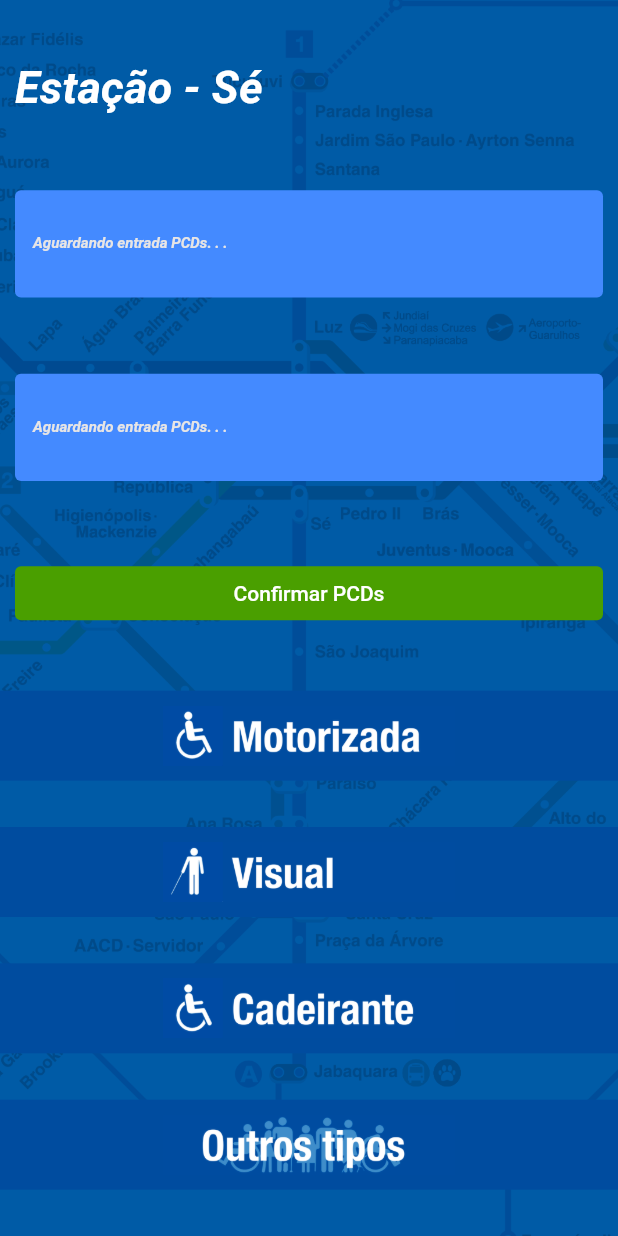
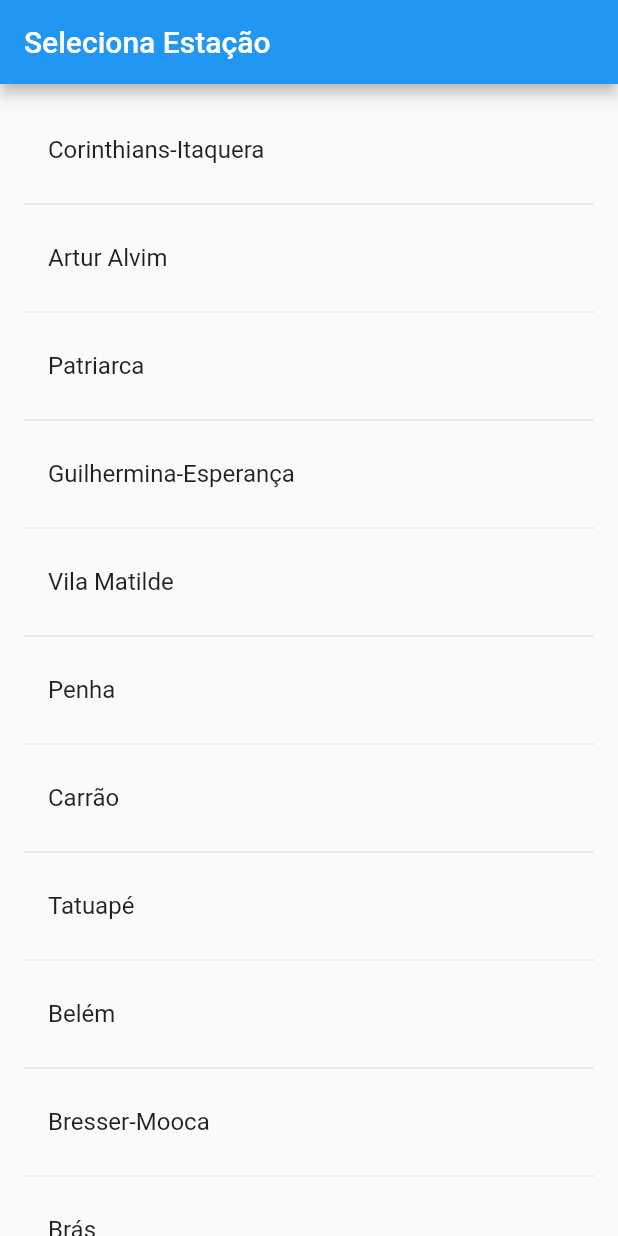
Before and after one commit to Rodnew/pcdmetro-master_1, a Flutter app: the screen it shows after launch, after a tap on "Entrar", on a phone screen of 412 x 824 dp. Run offline on Flutter 3.47's test engine with Material 2 defaults, Android fonts, the phone set to English and light mode, and no system bars; our stand-ins replace animated_text_kit, mask_text_input_formatter.

Commit message:
atualização

```diff
--- a/lib/HomeEstacao.dart
+++ b/lib/HomeEstacao.dart
@@ -34,7 +34,7 @@
               width: 500,
               child: Padding(
                 padding: EdgeInsets.all(10),
-                child: Text(
+                /*child: Text(
                   "Estação - Sé", //aqui tem que puxar da informação do login
                   textAlign: TextAlign.left,
                   style: TextStyle(
@@ -42,7 +42,7 @@
                       fontSize: 30,
                       fontWeight: FontWeight.w700,
                       fontStyle: FontStyle.italic),
-                ),
+                ),*/
               ),
             ),
             SizedBox(
--- /dev/null
+++ b/lib/controller/estacaoController.dart
@@ -0,0 +1,17 @@
+import 'package:flutter/material.dart';
+import 'package:flutter/src/widgets/container.dart';
+import 'package:flutter/src/widgets/framework.dart';
+import 'package:pcdmetro/models/estacao.dart';
+import 'package:pcdmetro/repositories/estacoes_repository.dart';
+import '../models/desembarque.dart';
+import '../models/embarque.dart';
+
+class EstacaoController {
+  late EstacoesRepository estacoesRepository;
+
+  List<Estacao> get tabela => estacoesRepository.estacoes;
+
+  EstacaoController() {
+    estacoesRepository = EstacoesRepository();
+  }
+}
--- /dev/null
+++ b/lib/models/desembarque.dart
@@ -0,0 +1,7 @@
+class Desembarque {
+  String trem;
+  String origem;
+  String pcd;
+
+  Desembarque({required this.pcd, required this.trem, required this.origem});
+}
--- /dev/null
+++ b/lib/models/embarque.dart
@@ -0,0 +1,7 @@
+class Embarque {
+  String trem;
+  String destino;
+  String pcd;
+
+  Embarque({required this.pcd, required this.trem, required this.destino});
+}
--- /dev/null
+++ b/lib/models/estacao.dart
@@ -0,0 +1,11 @@
+import 'desembarque.dart';
+import 'embarque.dart';
+
+class Estacao {
+  String nome;
+  String linha;
+  List<Desembarque> desembarques = [];
+  List<Embarque> embarques = [];
+
+  Estacao({required this.nome, required this.linha});
+}
--- /dev/null
+++ b/lib/repositories/estacoes_repository.dart
@@ -0,0 +1,44 @@
+import 'package:pcdmetro/models/estacao.dart';
+import 'package:flutter/material.dart';
+import '../models/desembarque.dart';
+import '../models/embarque.dart';
+
+class EstacoesRepository {
+  final List<Estacao> _estacoes = [];
+
+  get estacoes => this._estacoes;
+
+  void addEmbarque({required Estacao estacao, required Embarque embarque}) {
+    estacao.embarques.add(embarque);
+  }
+
+  void addDesembarque(
+      {required Estacao estacao, required Desembarque desembarque}) {
+    estacao.desembarques.add(desembarque);
+  }
+
+  EstacoesRepository() {
+    _estacoes.addAll(
+      [
+        Estacao(nome: 'Corinthians-Itaquera', linha: '3'),
+        Estacao(nome: 'Artur Alvim', linha: '3'),
+        Estacao(nome: 'Patriarca', linha: '3'),
+        Estacao(nome: 'Guilhermina-Esperança', linha: '3'),
+        Estacao(nome: 'Vila Matilde', linha: '3'),
+        Estacao(nome: 'Penha', linha: '3'),
+        Estacao(nome: 'Carrão', linha: '3'),
+        Estacao(nome: 'Tatuapé', linha: '3'),
+        Estacao(nome: 'Belém', linha: '3'),
+        Estacao(nome: 'Bresser-Mooca', linha: '3'),
+        Estacao(nome: 'Brás', linha: '3'),
+        Estacao(nome: 'Pedro II', linha: '3'),
+        Estacao(nome: 'Sé', linha: '3'),
+        Estacao(nome: 'Anhangabau', linha: '3'),
+        Estacao(nome: 'República', linha: '3'),
+        Estacao(nome: 'Santa Cecília', linha: '3'),
+        Estacao(nome: 'Marechal Deodoto', linha: '3'),
+        Estacao(nome: 'Palmeiras Barra Funda', linha: '3'),
+      ],
+    );
+  }
+}
--- /dev/null
+++ b/lib/selecionaEstacao.dart
@@ -0,0 +1,54 @@
+import 'package:flutter/material.dart';
+import 'package:flutter/src/widgets/container.dart';
+import 'package:flutter/src/widgets/framework.dart';
+import 'package:pcdmetro/controller/estacaoController.dart';
+import 'package:pcdmetro/estacaoPage.dart';
+import 'package:pcdmetro/models/estacao.dart';
+
+class SelecionaEstacao extends StatefulWidget {
+  SelecionaEstacao({super.key});
+
+  @override
+  State<SelecionaEstacao> createState() => _SelecionaEstacaoState();
+}
+
+class _SelecionaEstacaoState extends State<SelecionaEstacao> {
+  var controller;
+
+  @override
+  void initState() {
+    // TODO: implement initState
+    super.initState();
+    controller = EstacaoController();
+  }
+
+  @override
+  Widget build(BuildContext context) {
+    return Scaffold(
+      appBar: AppBar(
+        title: const Text('Seleciona Estação'),
+      ),
+      body: ListView.separated(
+        itemBuilder: (BuildContext contexto, int estacao) {
+          final List<Estacao> tabela = controller.tabela;
+          return ListTile(
+            leading: null,
+            title: Text(tabela[estacao].nome),
+            onTap: () {
+              Navigator.push(
+                contexto,
+                MaterialPageRoute(
+                  builder: (_) => EstacaoPage(
+                      key: Key(tabela[estacao].nome), estacao: tabela[estacao]),
+                ),
+              );
+            },
+          );
+        },
+        separatorBuilder: (_, __) => Divider(),
+        itemCount: controller.tabela.length,
+        padding: const EdgeInsets.all(16),
+      ),
+    );
+  }
+}
--- a/lib/sign_in_screen.dart
+++ b/lib/sign_in_screen.dart
@@ -1,6 +1,7 @@
 import 'package:animated_text_kit/animated_text_kit.dart';
 import 'package:flutter/material.dart';
 import 'package:pcdmetro/HomeEstacao.dart';
+import 'package:pcdmetro/selecionaEstacao.dart';
 import 'package:pcdmetro/sign_up_screen.dart';
 import 'package:pcdmetro/src/custom_text_field.dart';
 
@@ -104,7 +105,7 @@
                       onPressed: () {
                         Navigator.of(context)
                             .pushReplacement(MaterialPageRoute(builder: (c) {
-                          return HomeEstacao();
+                          return SelecionaEstacao();
                         }));
                       },
                       child: const Text(
```
Also changed, not shown: lib/estacaoPage.dart (added, +43 -0 lines), assets/images/3_vermelha.png (added), pubspec.lock.
